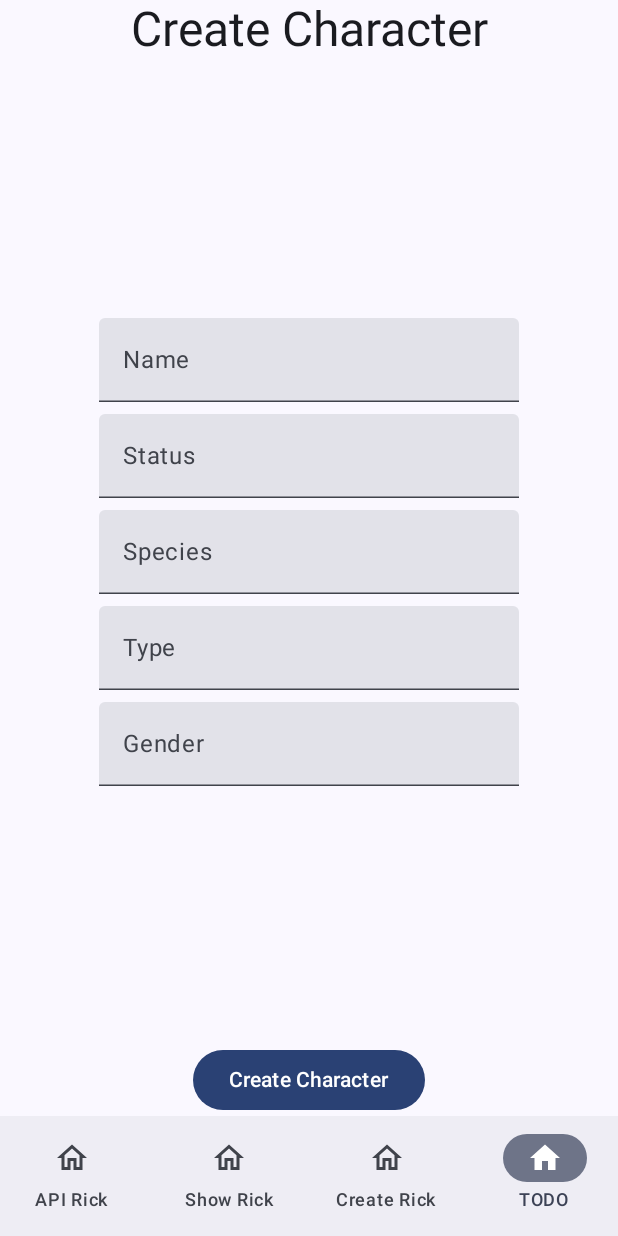
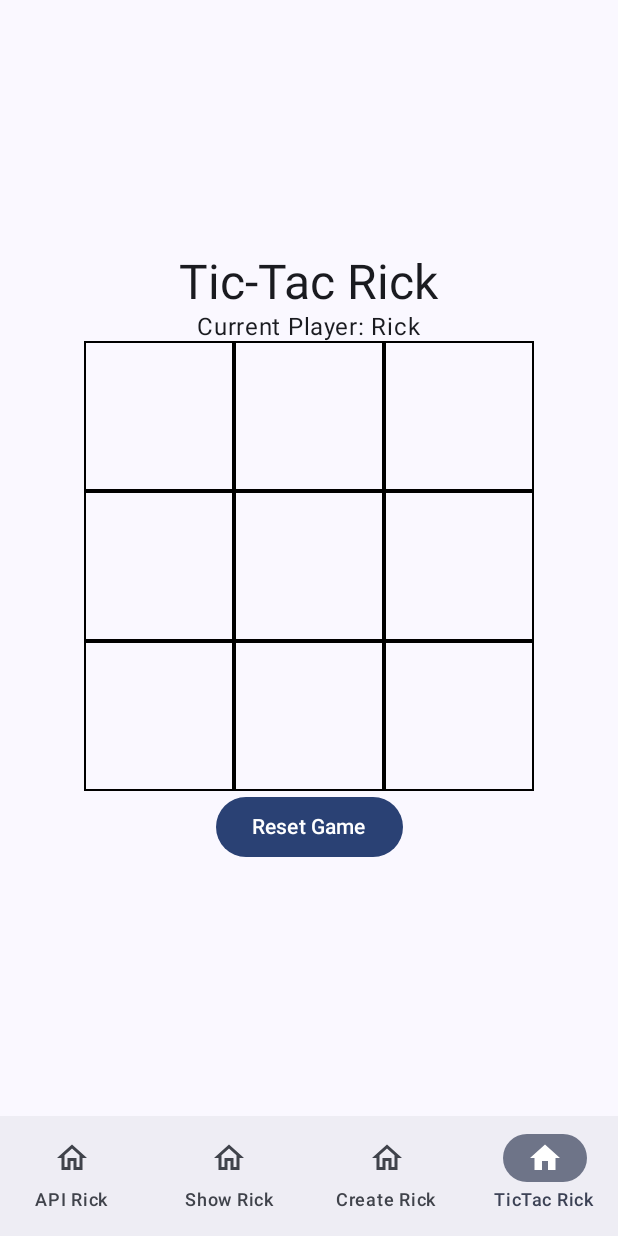
Before and after one commit to AndiCoding/RickAndMortyExam, an Android app built with Jetpack Compose: the screen it shows after launch (MainActivity), item 4 of the bottom bar chosen, on a phone screen of 412 x 824 dp. Run offline under Robolectric (Android 15) with nearby library versions, the phone set to English and light mode, and no system bars; our stand-ins replace Room's generated code; 4 statements that could not run were skipped.

Commit message:
TicTacRick implementation v1

```diff
--- a/app/src/main/java/com/example/rickandmortyexam/MainActivity.kt
+++ b/app/src/main/java/com/example/rickandmortyexam/MainActivity.kt
@@ -10,6 +10,7 @@ import com.example.rickandmortyexam.screens.api_rick.ApiRickViewModel
 import com.example.rickandmortyexam.navigation.AppNavigation
 import com.example.rickandmortyexam.screens.create_rick.CreateRickViewModel
 import com.example.rickandmortyexam.screens.show_rick.ShowRickViewModel
+import com.example.rickandmortyexam.screens.tictac_rick.TicTacRickViewModel
 import com.example.rickandmortyexam.ui.theme.RickAndMortyExamTheme
 
 
@@ -19,6 +20,7 @@ class MainActivity : ComponentActivity() {
     private val apiRickViewModel by viewModels<ApiRickViewModel>()
     private val createRickViewModel by viewModels<CreateRickViewModel>()
     private val showRickViewModel by viewModels<ShowRickViewModel>()
+    private val ticTacRickViewModel by viewModels<TicTacRickViewModel>()
 
     override fun onCreate(savedInstanceState: Bundle?) {
         super.onCreate(savedInstanceState)
@@ -28,7 +30,7 @@ class MainActivity : ComponentActivity() {
         enableEdgeToEdge()
         setContent {
             RickAndMortyExamTheme {
-                AppNavigation(apiRickViewModel,createRickViewModel,showRickViewModel)
+                AppNavigation(apiRickViewModel,createRickViewModel,showRickViewModel, ticTacRickViewModel)
             }
             }
         }
--- a/app/src/main/java/com/example/rickandmortyexam/navigation/AppNavigation.kt
+++ b/app/src/main/java/com/example/rickandmortyexam/navigation/AppNavigation.kt
@@ -26,6 +26,8 @@ import com.example.rickandmortyexam.screens.api_rick.ApiRickViewModel
 import com.example.rickandmortyexam.screens.create_rick.CreateRickViewModel
 import com.example.rickandmortyexam.screens.show_rick.ShowRickScreen
 import com.example.rickandmortyexam.screens.show_rick.ShowRickViewModel
+import com.example.rickandmortyexam.screens.tictac_rick.TicTacRickScreen
+import com.example.rickandmortyexam.screens.tictac_rick.TicTacRickViewModel
 import kotlinx.serialization.Serializable
 
 @Serializable
@@ -37,11 +39,15 @@ object ShowRick
 @Serializable
 object CreateRick
 
+@Serializable
+object TicTacRick
+
 @Composable
 fun AppNavigation(
     apiRickViewModel: ApiRickViewModel,
     createRickViewModel: CreateRickViewModel,
-    showRickViewModel: ShowRickViewModel
+    showRickViewModel: ShowRickViewModel,
+    ticTacRickViewModel: TicTacRickViewModel
 ) {
     val navController = rememberNavController()
 
@@ -93,12 +99,12 @@ fun AppNavigation(
                     selected = chosenScreen == 3,
                     onClick = {
                         chosenScreen = 3
-                        navController.navigate(CreateRick)},
+                        navController.navigate(TicTacRick)},
                     icon = {
                         Icon(imageVector =
                         if (chosenScreen == 3)Icons.Filled.Home else Icons.Outlined.Home, contentDescription = null)
                     },
-                    label = { Text("TODO") }
+                    label = { Text("TicTac Rick") }
                 )
             }
         }
@@ -117,6 +123,9 @@ fun AppNavigation(
                 composable<CreateRick> {
                     CreateRickScreen(createRickViewModel)
                 }
+                composable<TicTacRick> {
+                    TicTacRickScreen(ticTacRickViewModel)
+                }
 
             }
         }
--- /dev/null
+++ b/app/src/main/java/com/example/rickandmortyexam/screens/tictac_rick/TicTacRickScreen.kt
@@ -0,0 +1,62 @@
+package com.example.rickandmortyexam.screens.tictac_rick
+
+import androidx.compose.foundation.Image
+import androidx.compose.foundation.border
+import androidx.compose.foundation.clickable
+import androidx.compose.foundation.layout.Arrangement
+import androidx.compose.foundation.layout.Box
+import androidx.compose.foundation.layout.Column
+import androidx.compose.foundation.layout.Row
+import androidx.compose.foundation.layout.fillMaxSize
+import androidx.compose.foundation.layout.size
+import androidx.compose.material3.Button
+import androidx.compose.material3.Text
+import androidx.compose.runtime.Composable
+import androidx.compose.runtime.getValue
+import androidx.compose.ui.Alignment
+import androidx.compose.ui.Modifier
+import androidx.compose.ui.graphics.Color
+import androidx.compose.ui.res.painterResource
+import androidx.compose.ui.unit.dp
+import com.example.rickandmortyexam.R
+import com.example.rickandmortyexam.ui.theme.Typography
+
+@Composable
+fun TicTacRickScreen(viewModel: TicTacRickViewModel) {
+    val board by viewModel.board
+    val currentPlayer by viewModel.currentPlayer
+
+    Column(
+        modifier = Modifier.fillMaxSize(),
+        horizontalAlignment = Alignment.CenterHorizontally,
+        verticalArrangement = Arrangement.Center
+    ) {
+        Text("Tic-Tac Rick", style = Typography.headlineLarge)
+        Text("Current Player: $currentPlayer", style = Typography.bodyLarge)
+
+        for (row in 0 until 3) {
+            Row {
+                for (col in 0 until 3) {
+                    val player = board[row][col]
+                    Box(
+                        modifier = Modifier
+                            .size(100.dp)
+                            .border(1.dp, Color.Black)
+                            .clickable { viewModel.makeMove(row, col) },
+                        contentAlignment = Alignment.Center
+                    ) {
+                        if (player == "Rick") {
+                            Image(painter = painterResource(id = R.drawable.rick_face), contentDescription = "Rick")
+                        } else if (player == "Morty") {
+                            Image(painter = painterResource(id = R.drawable.morty_face), contentDescription = "Morty")
+                        }
+                    }
+                }
+            }
+        }
+
+        Button(onClick = { viewModel.resetGame() }) {
+            Text("Reset Game")
+        }
+    }
+}
--- /dev/null
+++ b/app/src/main/java/com/example/rickandmortyexam/screens/tictac_rick/TicTacRickViewModel.kt
@@ -0,0 +1,21 @@
+package com.example.rickandmortyexam.screens.tictac_rick
+
+import androidx.compose.runtime.mutableStateOf
+import androidx.lifecycle.ViewModel
+
+class TicTacRickViewModel : ViewModel() {
+    val board = mutableStateOf(List(3) { MutableList(3) { "" } })
+    val currentPlayer = mutableStateOf("Rick")
+
+    fun makeMove(row: Int, col: Int) {
+        if (board.value[row][col].isEmpty()) {
+            board.value[row][col] = currentPlayer.value
+            currentPlayer.value = if (currentPlayer.value == "Rick") "Morty" else "Rick"
+        }
+    }
+
+    fun resetGame() {
+        board.value = List(3) { MutableList(3) { "" } }
+        currentPlayer.value = "Rick"
+    }
+}
```
Also changed, not shown: app/src/main/res/drawable/morty_face.png (added), app/src/main/res/drawable/rick_face.png (added).
